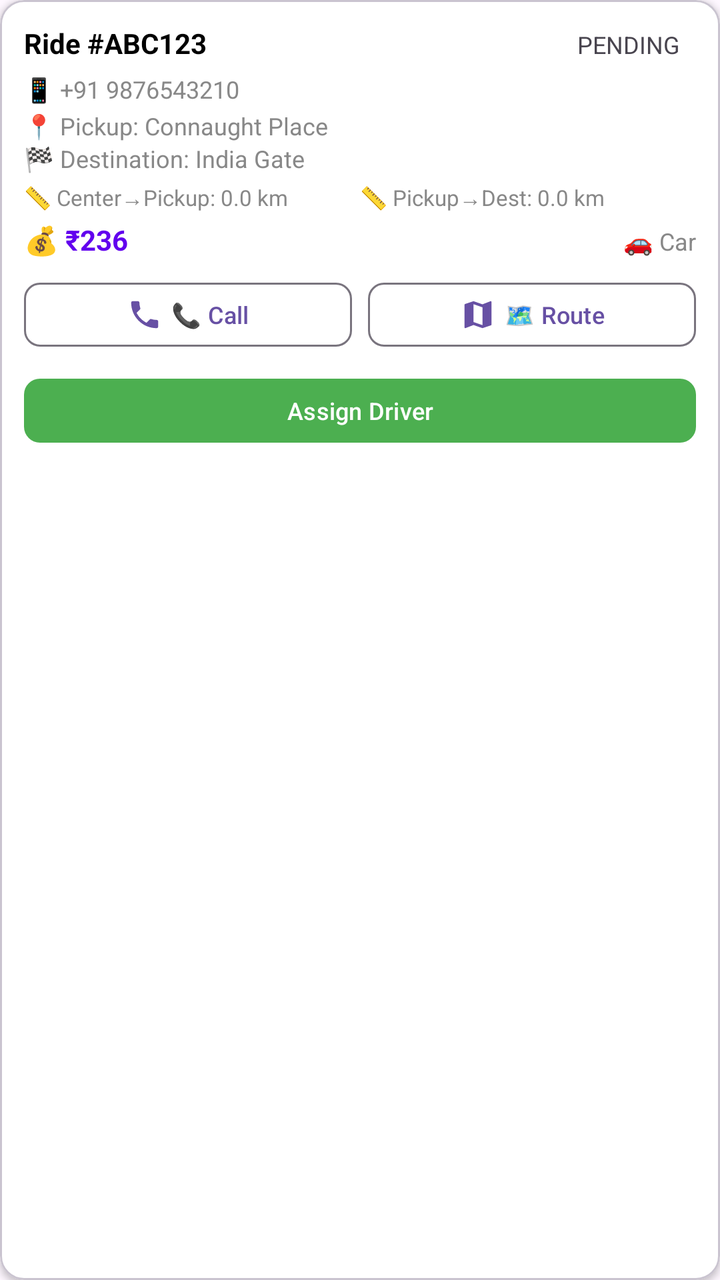
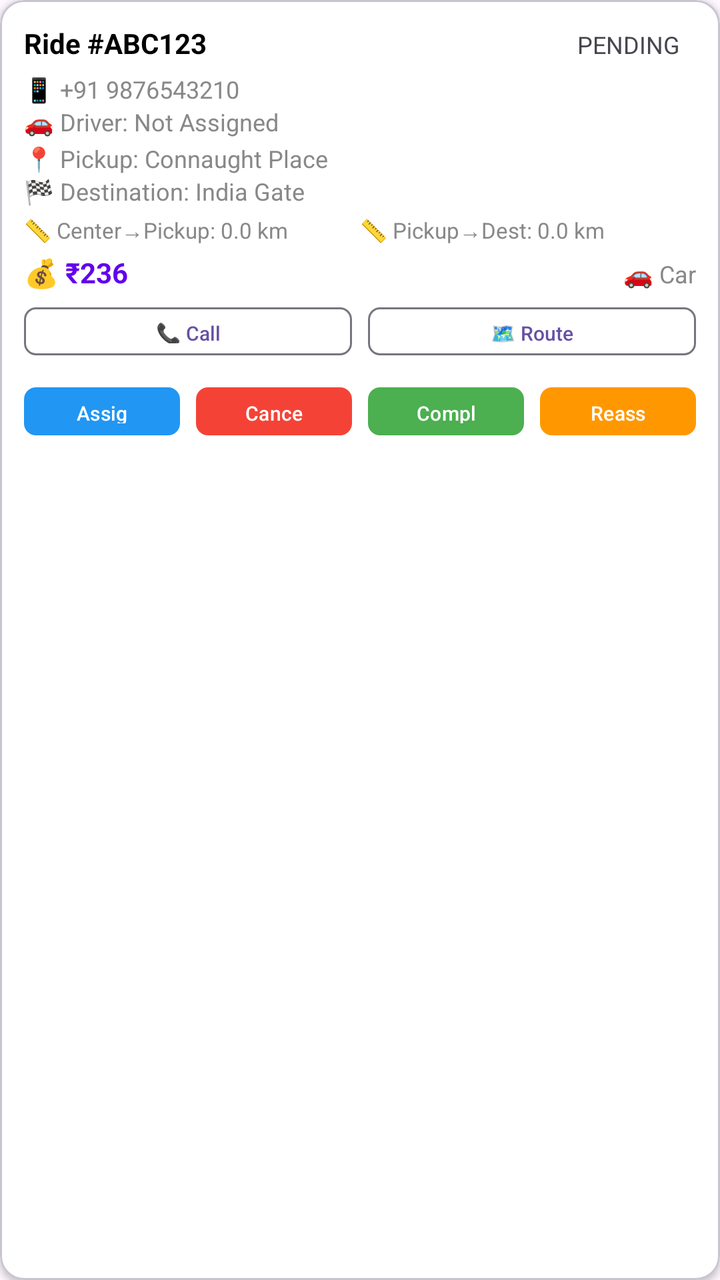

The first picture is an Android layout as it rendered before a commit; the second is the same layout after the commit. The layout source and the unified diff follow.
<!-- AndroidManifest.xml: application theme Theme.KakarwaiRider -->
<!-- res/layout/item_admin_ride.xml -->
<?xml version="1.0" encoding="utf-8"?>
<com.google.android.material.card.MaterialCardView xmlns:android="http://schemas.android.com/apk/res/android"
    xmlns:app="http://schemas.android.com/apk/res-auto"
    android:layout_width="match_parent"
    android:layout_height="wrap_content"
    android:layout_margin="4dp"
    app:cardCornerRadius="12dp"
    app:cardElevation="2dp"
    app:cardBackgroundColor="@color/white">

    <LinearLayout
        android:layout_width="match_parent"
        android:layout_height="wrap_content"
        android:orientation="vertical"
        android:padding="12dp">

        
        <LinearLayout
            android:layout_width="match_parent"
            android:layout_height="wrap_content"
            android:orientation="horizontal">

            <TextView
                android:id="@+id/tvRideId"
                android:layout_width="0dp"
                android:layout_height="wrap_content"
                android:layout_weight="1"
                android:text="Ride #ABC123"
                android:textSize="14sp"
                android:textStyle="bold"
                android:textColor="@color/black" />

            <TextView
                android:id="@+id/tvStatus"
                android:layout_width="wrap_content"
                android:layout_height="wrap_content"
                android:text="PENDING"
                android:textSize="12sp"
                android:paddingStart="8dp"
                android:paddingEnd="8dp"
                android:paddingTop="2dp"
                android:paddingBottom="2dp" />

        </LinearLayout>

        
        <TextView
            android:id="@+id/tvUserPhone"
            android:layout_width="wrap_content"
            android:layout_height="wrap_content"
            android:text="📱 +91 9876543210"
            android:textSize="12sp"
            android:textColor="@color/grey"
            android:layout_marginTop="4dp" />

        
        <TextView
            android:id="@+id/tvPickup"
            android:layout_width="wrap_content"
            android:layout_height="wrap_content"
            android:text="📍 Pickup: Connaught Place"
            android:textSize="12sp"
            android:textColor="@color/grey"
            android:layout_marginTop="2dp" />

        <TextView
            android:id="@+id/tvDestination"
            android:layout_width="wrap_content"
            android:layout_height="wrap_content"
            android:text="🏁 Destination: India Gate"
            android:textSize="12sp"
            android:textColor="@color/grey" />

        
        <LinearLayout
            android:layout_width="match_parent"
            android:layout_height="wrap_content"
            android:orientation="horizontal"
            android:layout_marginTop="4dp">

            <TextView
                android:id="@+id/tvDistanceCenterToPickup"
                android:layout_width="0dp"
                android:layout_height="wrap_content"
                android:layout_weight="1"
                android:text="📏 Center→Pickup: 0.0 km"
                android:textSize="11sp"
                android:textColor="@color/grey" />

            <TextView
                android:id="@+id/tvDistancePickupToDest"
                android:layout_width="0dp"
                android:layout_height="wrap_content"
                android:layout_weight="1"
                android:text="📏 Pickup→Dest: 0.0 km"
                android:textSize="11sp"
                android:textColor="@color/grey" />

        </LinearLayout>

        
        <LinearLayout
            android:layout_width="match_parent"
            android:layout_height="wrap_content"
            android:orientation="horizontal"
            android:layout_marginTop="4dp">

            <TextView
                android:id="@+id/tvFare"
                android:layout_width="0dp"
                android:layout_height="wrap_content"
                android:layout_weight="1"
                android:text="💰 ₹236"
                android:textSize="14sp"
                android:textStyle="bold"
                android:textColor="@color/primary" />

            <TextView
                android:id="@+id/tvVehicle"
                android:layout_width="wrap_content"
                android:layout_height="wrap_content"
                android:text="🚗 Car"
                android:textSize="12sp"
                android:textColor="@color/grey" />

        </LinearLayout>

        
        <LinearLayout
            android:layout_width="match_parent"
            android:layout_height="wrap_content"
            android:orientation="horizontal"
            android:layout_marginTop="8dp">

            
            <com.google.android.material.button.MaterialButton
                android:id="@+id/btnCall"
                android:layout_width="0dp"
                android:layout_height="40dp"
                android:layout_weight="1"
                android:layout_marginEnd="4dp"
                android:text="📞 Call"
                app:cornerRadius="8dp"
                android:textSize="12sp"
                style="@style/Widget.Material3.Button.OutlinedButton"
                app:icon="@drawable/ic_call"
                app:iconGravity="textStart" />

            
            <com.google.android.material.button.MaterialButton
                android:id="@+id/btnRoute"
                android:layout_width="0dp"
                android:layout_height="40dp"
                android:layout_weight="1"
                android:layout_marginStart="4dp"
                android:text="🗺️ Route"
                app:cornerRadius="8dp"
                android:textSize="12sp"
                style="@style/Widget.Material3.Button.OutlinedButton"
                app:icon="@drawable/ic_map"
                app:iconGravity="textStart" />

        </LinearLayout>

        
        <com.google.android.material.button.MaterialButton
            android:id="@+id/btnAssignDriver"
            android:layout_width="match_parent"
            android:layout_height="40dp"
            android:layout_marginTop="8dp"
            android:text="Assign Driver"
            app:cornerRadius="8dp"
            android:textSize="12sp"
            app:backgroundTint="@color/green"
            android:visibility="visible" />

        
        <com.google.android.material.button.MaterialButton
            android:id="@+id/btnCancelRide"
            android:layout_width="match_parent"
            android:layout_height="40dp"
            android:layout_marginTop="4dp"
            android:text="❌ Cancel Ride"
            app:cornerRadius="8dp"
            android:textSize="12sp"
            app:backgroundTint="@color/red"
            android:visibility="gone" />

    </LinearLayout>

</com.google.android.material.card.MaterialCardView>
<!-- resources referenced by this layout -->
<resources>
  <color name="black">#FF000000</color>
  <color name="green">#4CAF50</color>
  <color name="grey">#888888</color>
  <color name="primary">@color/purple_500</color>
  <color name="red">#F44336</color>
  <color name="white">#FFFFFFFF</color>
  <!-- drawable ic_call (drawable) -->
  <vector xmlns:android="http://schemas.android.com/apk/res/android"
      android:width="24dp"
      android:height="24dp"
      android:viewportWidth="24"
      android:viewportHeight="24">
      <path
          android:fillColor="#FF000000"
          android:pathData="M6.62,10.79c1.44,2.83 3.76,5.14 6.59,6.59l2.2,-2.2c0.27,-0.27 0.67,-0.36 1.02,-0.24 1.12,0.37 2.33,0.57 3.57,0.57 0.55,0 1,0.45 1,1V20c0,0.55 -0.45,1 -1,1 -9.39,0 -17,-7.61 -17,-17 0,-0.55 0.45,-1 1,-1h3.5c0.55,0 1,0.45 1,1 0,1.25 0.2,2.45 0.57,3.57 0.11,0.35 0.03,0.74 -0.25,1.02l-2.2,2.2z"/>
  </vector>
  <!-- drawable ic_map (drawable) -->
  <vector xmlns:android="http://schemas.android.com/apk/res/android"
      android:width="24dp"
      android:height="24dp"
      android:viewportWidth="24"
      android:viewportHeight="24">
      <path
          android:fillColor="#FF000000"
          android:pathData="M20.5,3l-0.16,0.03L15,5.1 9,3 3.36,4.9c-0.21,0.07 -0.36,0.25 -0.36,0.48V20.5c0,0.28 0.22,0.5 0.5,0.5l0.16,-0.03L9,18.9l6,2.1 5.64,-1.9c0.21,-0.07 0.36,-0.25 0.36,-0.48V3.5c0,-0.28 -0.22,-0.5 -0.5,-0.5zM15,19l-6,-2.11V5l6,2.11V19z"/>
  </vector>
  <style name="Theme.KakarwaiRider" parent="Base.Theme.KakarwaiRider" />
  <color name="purple_500">#FF6200EE</color>
  <style name="Base.Theme.KakarwaiRider" parent="Theme.Material3.DayNight.NoActionBar">
          
          
      </style>
</resources>

<!-- the commit's change to res/layout/item_admin_ride.xml (unified diff, before → after) -->
@@ -53,6 +53,14 @@
             android:textColor="@color/grey"
             android:layout_marginTop="4dp" />
 
+        <TextView
+            android:id="@+id/tvDriverName"
+            android:layout_width="wrap_content"
+            android:layout_height="wrap_content"
+            android:text="🚗 Driver: Not Assigned"
+            android:textSize="12sp"
+            android:textColor="@color/grey" />
+
         
         <TextView
             android:id="@+id/tvPickup"
@@ -130,61 +138,86 @@
             android:layout_width="match_parent"
             android:layout_height="wrap_content"
             android:orientation="horizontal"
+            android:layout_marginTop="4dp">
+
+            <com.google.android.material.button.MaterialButton
+                android:id="@+id/btnCall"
+                android:layout_width="0dp"
+                android:layout_height="32dp"
+                android:layout_weight="1"
+                android:layout_marginEnd="4dp"
+                android:text="📞 Call"
+                app:cornerRadius="6dp"
+                android:textSize="10sp"
+                style="@style/Widget.Material3.Button.OutlinedButton" />
+
+            <com.google.android.material.button.MaterialButton
+                android:id="@+id/btnRoute"
+                android:layout_width="0dp"
+                android:layout_height="32dp"
+                android:layout_weight="1"
+                android:layout_marginStart="4dp"
+                android:text="🗺️ Route"
+                app:cornerRadius="6dp"
+                android:textSize="10sp"
+                style="@style/Widget.Material3.Button.OutlinedButton" />
+
+        </LinearLayout>
+
+        
+        <LinearLayout
+            android:layout_width="match_parent"
+            android:layout_height="wrap_content"
+            android:orientation="horizontal"
             android:layout_marginTop="8dp">
 
-            
-            <com.google.android.material.button.MaterialButton
-                android:id="@+id/btnCall"
-                android:layout_width="0dp"
-                android:layout_height="40dp"
-                android:layout_weight="1"
-                android:layout_marginEnd="4dp"
-                android:text="📞 Call"
-                app:cornerRadius="8dp"
-                android:textSize="12sp"
-                style="@style/Widget.Material3.Button.OutlinedButton"
-                app:icon="@drawable/ic_call"
-                app:iconGravity="textStart" />
-
-            
-            <com.google.android.material.button.MaterialButton
-                android:id="@+id/btnRoute"
-                android:layout_width="0dp"
-                android:layout_height="40dp"
-                android:layout_weight="1"
-                android:layout_marginStart="4dp"
-                android:text="🗺️ Route"
-                app:cornerRadius="8dp"
-                android:textSize="12sp"
-                style="@style/Widget.Material3.Button.OutlinedButton"
-                app:icon="@drawable/ic_map"
-                app:iconGravity="textStart" />
-
-        </LinearLayout>
-
-        
-        <com.google.android.material.button.MaterialButton
-            android:id="@+id/btnAssignDriver"
-            android:layout_width="match_parent"
-            android:layout_height="40dp"
-            android:layout_marginTop="8dp"
-            android:text="Assign Driver"
-            app:cornerRadius="8dp"
-            android:textSize="12sp"
-            app:backgroundTint="@color/green"
-            android:visibility="visible" />
-
-        
-        <com.google.android.material.button.MaterialButton
-            android:id="@+id/btnCancelRide"
-            android:layout_width="match_parent"
-            android:layout_height="40dp"
-            android:layout_marginTop="4dp"
-            android:text="❌ Cancel Ride"
-            app:cornerRadius="8dp"
-            android:textSize="12sp"
-            app:backgroundTint="@color/red"
-            android:visibility="gone" />
+            <com.google.android.material.button.MaterialButton
+                android:id="@+id/btnAssignDriver"
+                android:layout_width="0dp"
+                android:layout_height="32dp"
+                android:layout_weight="1"
+                android:layout_marginEnd="4dp"
+                android:text="Assign"
+                app:cornerRadius="6dp"
+                android:textSize="10sp"
+                app:backgroundTint="@color/blue" />
+
+            <com.google.android.material.button.MaterialButton
+                android:id="@+id/btnCancelRide"
+                android:layout_width="0dp"
+                android:layout_height="32dp"
+                android:layout_weight="1"
+                android:layout_marginStart="4dp"
+                android:layout_marginEnd="4dp"
+                android:text="Cancel"
+                app:cornerRadius="6dp"
+                android:textSize="10sp"
+                app:backgroundTint="@color/red" />
+
+            <com.google.android.material.button.MaterialButton
+                android:id="@+id/btnCompleteRide"
+                android:layout_width="0dp"
+                android:layout_height="32dp"
+                android:layout_weight="1"
+                android:layout_marginStart="4dp"
+                android:layout_marginEnd="4dp"
+                android:text="Complete"
+                app:cornerRadius="6dp"
+                android:textSize="10sp"
+                app:backgroundTint="@color/green" />
+
+            <com.google.android.material.button.MaterialButton
+                android:id="@+id/btnReassignDriver"
+                android:layout_width="0dp"
+                android:layout_height="32dp"
+                android:layout_weight="1"
+                android:layout_marginStart="4dp"
+                android:text="Reassign"
+                app:cornerRadius="6dp"
+                android:textSize="10sp"
+                app:backgroundTint="@color/orange" />
+
+        </LinearLayout>
 
     </LinearLayout>
 
<!-- resource entries referenced after the edit -->
@@ -1,31 +1,13 @@
 <!-- resources referenced by this layout -->
 <resources>
   <color name="black">#FF000000</color>
+  <color name="blue">#2196F3</color>
   <color name="green">#4CAF50</color>
   <color name="grey">#888888</color>
+  <color name="orange">#FF9800</color>
   <color name="primary">@color/purple_500</color>
   <color name="red">#F44336</color>
   <color name="white">#FFFFFFFF</color>
-  <!-- drawable ic_call (drawable) -->
-  <vector xmlns:android="http://schemas.android.com/apk/res/android"
-      android:width="24dp"
-      android:height="24dp"
-      android:viewportWidth="24"
-      android:viewportHeight="24">
-      <path
-          android:fillColor="#FF000000"
-          android:pathData="M6.62,10.79c1.44,2.83 3.76,5.14 6.59,6.59l2.2,-2.2c0.27,-0.27 0.67,-0.36 1.02,-0.24 1.12,0.37 2.33,0.57 3.57,0.57 0.55,0 1,0.45 1,1V20c0,0.55 -0.45,1 -1,1 -9.39,0 -17,-7.61 -17,-17 0,-0.55 0.45,-1 1,-1h3.5c0.55,0 1,0.45 1,1 0,1.25 0.2,2.45 0.57,3.57 0.11,0.35 0.03,0.74 -0.25,1.02l-2.2,2.2z"/>
-  </vector>
-  <!-- drawable ic_map (drawable) -->
-  <vector xmlns:android="http://schemas.android.com/apk/res/android"
-      android:width="24dp"
-      android:height="24dp"
-      android:viewportWidth="24"
-      android:viewportHeight="24">
-      <path
-          android:fillColor="#FF000000"
-          android:pathData="M20.5,3l-0.16,0.03L15,5.1 9,3 3.36,4.9c-0.21,0.07 -0.36,0.25 -0.36,0.48V20.5c0,0.28 0.22,0.5 0.5,0.5l0.16,-0.03L9,18.9l6,2.1 5.64,-1.9c0.21,-0.07 0.36,-0.25 0.36,-0.48V3.5c0,-0.28 -0.22,-0.5 -0.5,-0.5zM15,19l-6,-2.11V5l6,2.11V19z"/>
-  </vector>
   <style name="Theme.KakarwaiRider" parent="Base.Theme.KakarwaiRider" />
   <color name="purple_500">#FF6200EE</color>
   <style name="Base.Theme.KakarwaiRider" parent="Theme.Material3.DayNight.NoActionBar">
